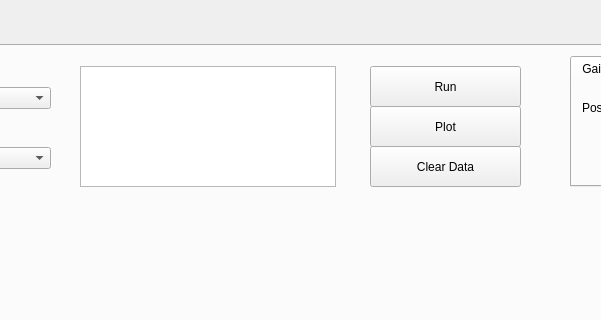
This is QTcp_example/ui/plotnetworkdata.ui in BreadOak/TCP-IP_Test as Qt 5 draws it before an edit; both pictures show x 192 to 793 and y 0 to 320 of the 1316 by 756 pixel window. The edited form follows.
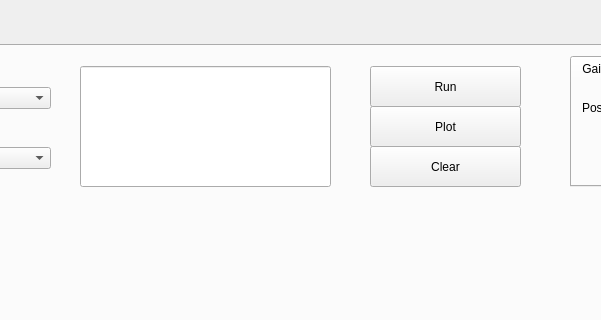
This is the edited form. Custom widgets are drawn as their Qt base class.

```diff
--- a/QTcp_example/ui/plotnetworkdata.ui
+++ b/QTcp_example/ui/plotnetworkdata.ui
@@ -1284,7 +1284,7 @@
        </font>
       </property>
       <property name="text">
-       <string>Clear Data</string>
+       <string>Clear</string>
       </property>
      </widget>
      <widget class="QPushButton" name="plotButton">
@@ -1305,16 +1305,6 @@
        <string>Plot</string>
       </property>
      </widget>
-     <widget class="QListWidget" name="listWidget">
-      <property name="geometry">
-       <rect>
-        <x>260</x>
-        <y>20</y>
-        <width>256</width>
-        <height>121</height>
-       </rect>
-      </property>
-     </widget>
      <widget class="QPushButton" name="runButton_2">
       <property name="geometry">
        <rect>
@@ -1343,6 +1333,16 @@
        </rect>
       </property>
      </widget>
+     <widget class="QLineEdit" name="State_2">
+      <property name="geometry">
+       <rect>
+        <x>260</x>
+        <y>20</y>
+        <width>251</width>
+        <height>121</height>
+       </rect>
+      </property>
+     </widget>
     </widget>
    </widget>
   </widget>
```
Left out of the diff: 2 changed lines with no effect on the pictures.
